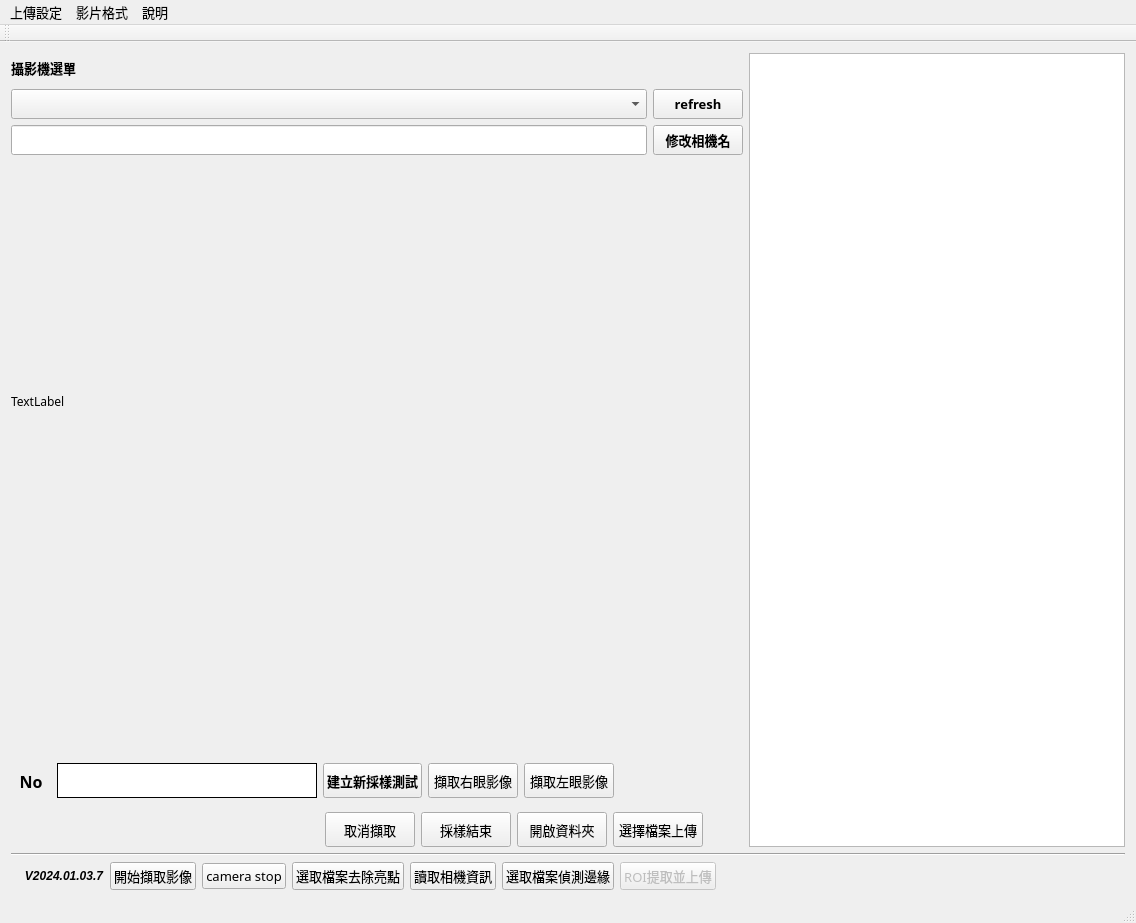
The window that mainwindow.ui (Joya-Chen/eyeT) describes before a commit, drawn with Qt 5.
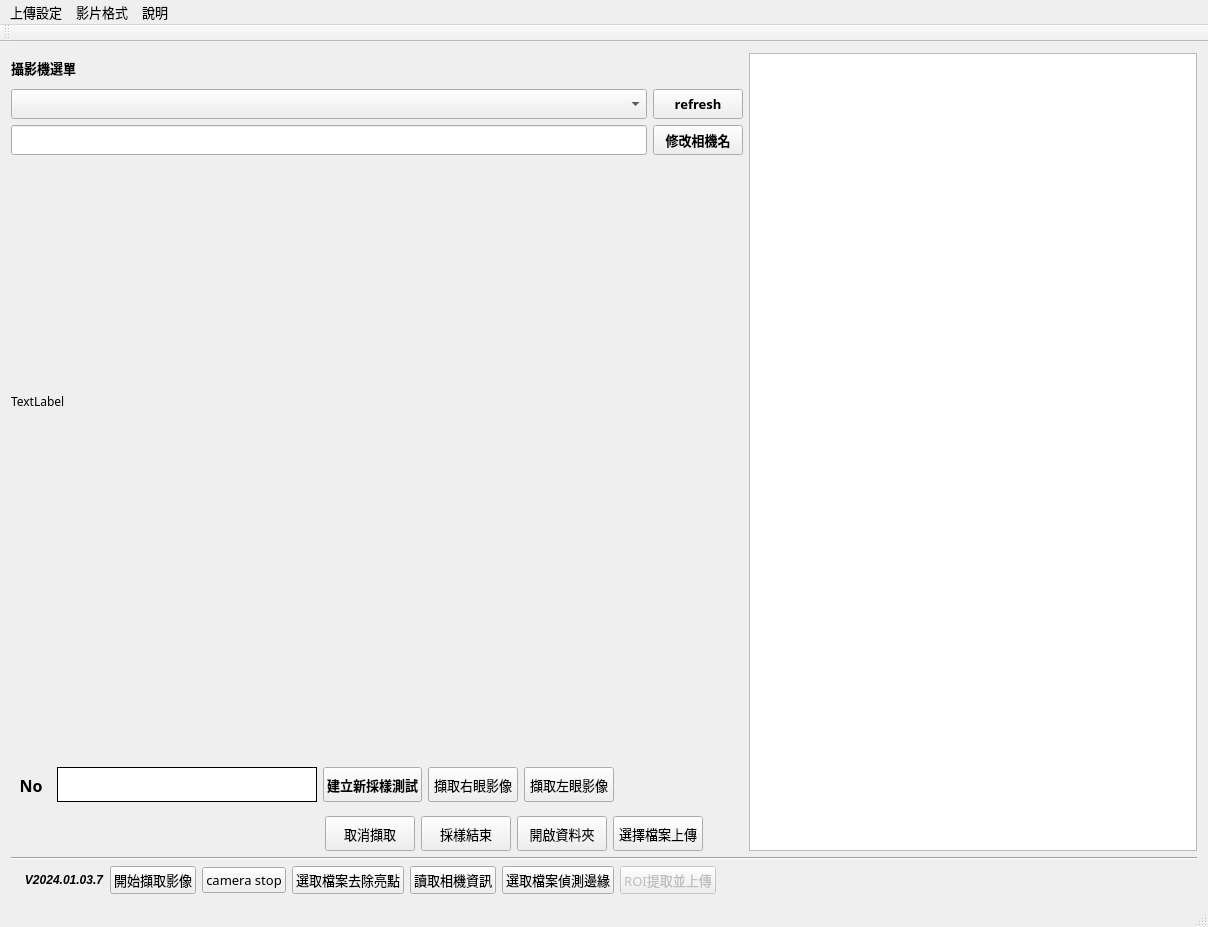
The same window after the commit. Icons and pictures are not drawn.

The edit to the form file:
```diff
--- a/mainwindow.ui
+++ b/mainwindow.ui
@@ -6,8 +6,8 @@
    <rect>
     <x>0</x>
     <y>0</y>
-    <width>1136</width>
-    <height>923</height>
+    <width>1208</width>
+    <height>927</height>
    </rect>
   </property>
   <property name="minimumSize">
@@ -768,7 +768,7 @@
     <rect>
      <x>0</x>
      <y>0</y>
-     <width>1136</width>
+     <width>1208</width>
      <height>28</height>
     </rect>
    </property>
```
Left out of the diff: 2 changed lines with no effect on the pictures.
